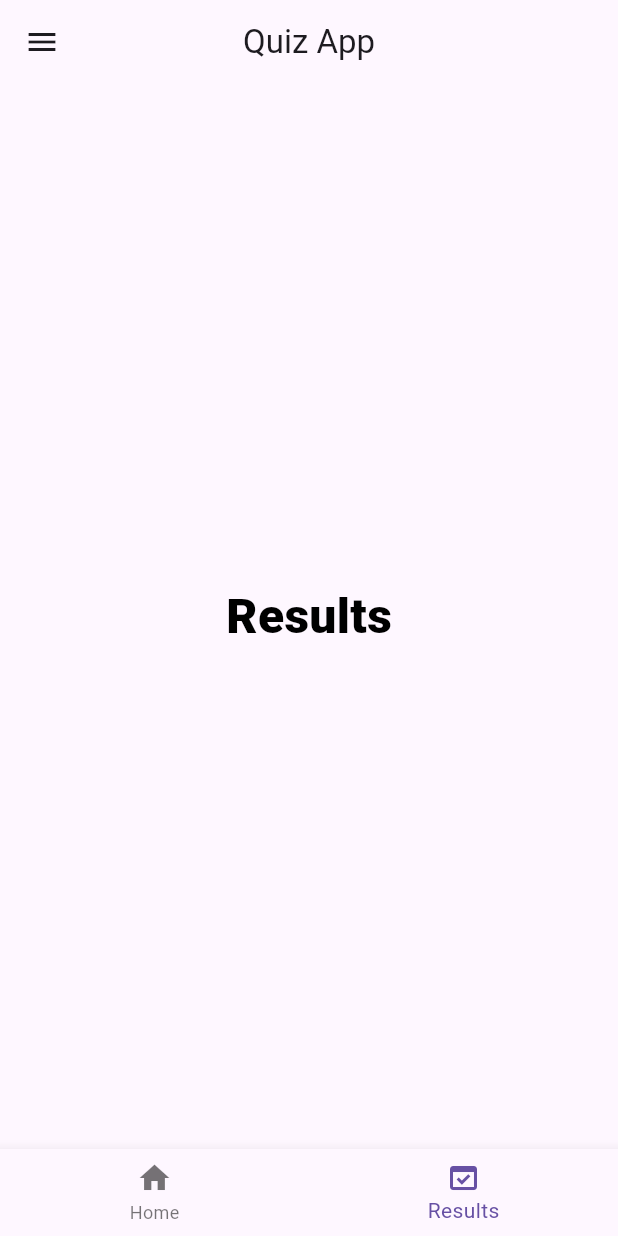
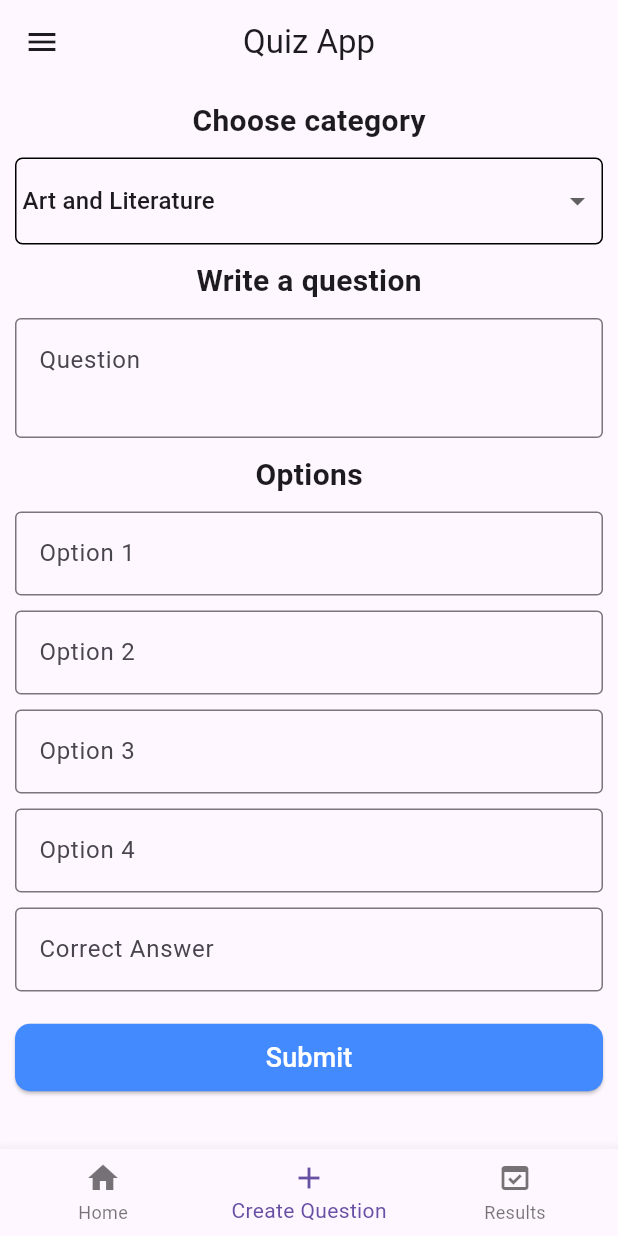
Before and after one commit to ErayAltas/quiz_app, a Flutter app: the screen it shows once a user with an empty profile is signed in, item 2 of the bottom bar chosen, on a phone screen of 412 x 824 dp. Run offline on Flutter 3.47's test engine with Material 3 defaults, Android fonts, the phone set to English and light mode, and no system bars; our stand-ins replace bloc, cloud_firestore, dropdown_button2, email_validator, equatable, firebase_auth and 8 more; missing offline and left inert: fl_score_bar; accounts and stored records are empty.

Commit message:
feat: Add Create Question page to Dashboard

```diff
--- /dev/null
+++ b/lib/presentation/create_question.dart
@@ -0,0 +1,126 @@
+import 'package:flutter/material.dart';
+import 'package:quiz_app/utility/category_detail_list.dart';
+
+class CreateQuestionPage extends StatefulWidget {
+  const CreateQuestionPage({super.key});
+
+  @override
+  State<CreateQuestionPage> createState() => _CreateQuestionPageState();
+}
+
+class _CreateQuestionPageState extends State<CreateQuestionPage> {
+  final questionController = TextEditingController();
+  final option1Controller = TextEditingController();
+  final option2Controller = TextEditingController();
+  final option3Controller = TextEditingController();
+  final option4Controller = TextEditingController();
+  final correctAnswerController = TextEditingController();
+  String selectedCategory = categoryDetailList[0].category;
+
+  @override
+  Widget build(BuildContext context) {
+    return Scaffold(
+      resizeToAvoidBottomInset: true,
+      body: SingleChildScrollView(
+        child: SafeArea(
+          child: Padding(
+            padding: const EdgeInsets.all(10),
+            child: Column(
+              children: [
+                const Text("Choose category", style: TextStyle(fontSize: 20, fontWeight: FontWeight.bold)),
+                const SizedBox(height: 10),
+                DecoratedBox(
+                  decoration: BoxDecoration(
+                    border: Border.all(color: Colors.black),
+                    borderRadius: BorderRadius.circular(5),
+                  ),
+                  child: DropdownButton(
+                    isExpanded: true,
+                    hint: const Text('Select Category'),
+                    padding: const EdgeInsets.all(5),
+                    value: selectedCategory,
+                    underline: const SizedBox(),
+                    items: categoryDetailList.map((category) {
+                      return DropdownMenuItem(
+                        value: category.category,
+                        child: Text(category.title),
+                      );
+                    }).toList(),
+                    onChanged: (value) {
+                      setState(() {
+                        selectedCategory = value.toString();
+                      });
+                    },
+                  ),
+                ),
+                const SizedBox(height: 10),
+                const Text("Write a question", style: TextStyle(fontSize: 20, fontWeight: FontWeight.bold)),
+                const SizedBox(height: 10),
+                TextField(
+                  keyboardType: TextInputType.text,
+                  controller: questionController,
+                  maxLines: 2,
+                  decoration: const InputDecoration(hintText: "Question", border: OutlineInputBorder()),
+                ),
+                const SizedBox(height: 10),
+                const Text("Options", style: TextStyle(fontSize: 20, fontWeight: FontWeight.bold)),
+                const SizedBox(height: 10),
+                TextField(
+                  keyboardType: TextInputType.text,
+                  controller: option1Controller,
+                  decoration: const InputDecoration(hintText: "Option 1", border: OutlineInputBorder()),
+                ),
+                const SizedBox(height: 10),
+                TextField(
+                  keyboardType: TextInputType.text,
+                  controller: option2Controller,
+                  decoration: const InputDecoration(hintText: "Option 2", border: OutlineInputBorder()),
+                ),
+                const SizedBox(height: 10),
+                TextField(
+                  keyboardType: TextInputType.text,
+                  controller: option3Controller,
+                  decoration: const InputDecoration(hintText: "Option 3", border: OutlineInputBorder()),
+                ),
+                const SizedBox(height: 10),
+                TextField(
+                  keyboardType: TextInputType.text,
+                  controller: option4Controller,
+                  decoration: const InputDecoration(hintText: "Option 4", border: OutlineInputBorder()),
+                ),
+                const SizedBox(height: 10),
+                TextField(
+                  keyboardType: TextInputType.text,
+                  controller: correctAnswerController,
+                  decoration: const InputDecoration(hintText: "Correct Answer", border: OutlineInputBorder()),
+                ),
+                const SizedBox(height: 20),
+                ElevatedButton(
+                  onPressed: () {
+                    // Add question to database
+                    // clear all fields
+                    setState(() {
+                      selectedCategory = categoryDetailList[0].category;
+                    });
+                    questionController.clear();
+                    option1Controller.clear();
+                    option2Controller.clear();
+                    option3Controller.clear();
+                    option4Controller.clear();
+                    correctAnswerController.clear();
+                  },
+                  style: ElevatedButton.styleFrom(
+                    backgroundColor: Colors.blueAccent,
+                    minimumSize: const Size.fromHeight(45),
+                    shape: RoundedRectangleBorder(borderRadius: BorderRadius.circular(10)),
+                  ),
+                  child: const Text('Submit', style: TextStyle(color: Colors.white, fontSize: 18)),
+                ),
+              ],
+            ),
+          ),
+        ),
+      ),
+    );
+  }
+}
--- a/lib/presentation/dashboard/dashboard.dart
+++ b/lib/presentation/dashboard/dashboard.dart
@@ -3,6 +3,7 @@ import 'package:flutter/material.dart';
 import 'package:flutter_bloc/flutter_bloc.dart';
 import 'package:quiz_app/bloc/auth/auth_bloc.dart';
 import 'package:quiz_app/presentation/auth/sign_in/sign_in.dart';
+import 'package:quiz_app/presentation/create_question.dart';
 import 'package:quiz_app/presentation/dashboard/result/results_screen.dart';
 
 import 'categories/categories_screen.dart';
@@ -18,6 +19,7 @@ class Dashboard extends StatefulWidget {
 class _DashboardState extends State<Dashboard> {
   List<Widget> screens = [
     const Categories(),
+    const CreateQuestionPage(),
     const Results(),
   ];
 
@@ -58,6 +60,7 @@ class _DashboardState extends State<Dashboard> {
       bottomNavigationBar: BottomNavigationBar(
         items: const [
           BottomNavigationBarItem(icon: Icon(Icons.home), label: 'Home'),
+          BottomNavigationBarItem(icon: Icon(Icons.add), label: 'Create Question'),
           BottomNavigationBarItem(icon: Icon(Icons.domain_verification), label: 'Results'),
         ],
         onTap: (value) {
```
Also changed, not shown: lib/presentation/dashboard/result/results_screen.dart (+150 -147 lines).
